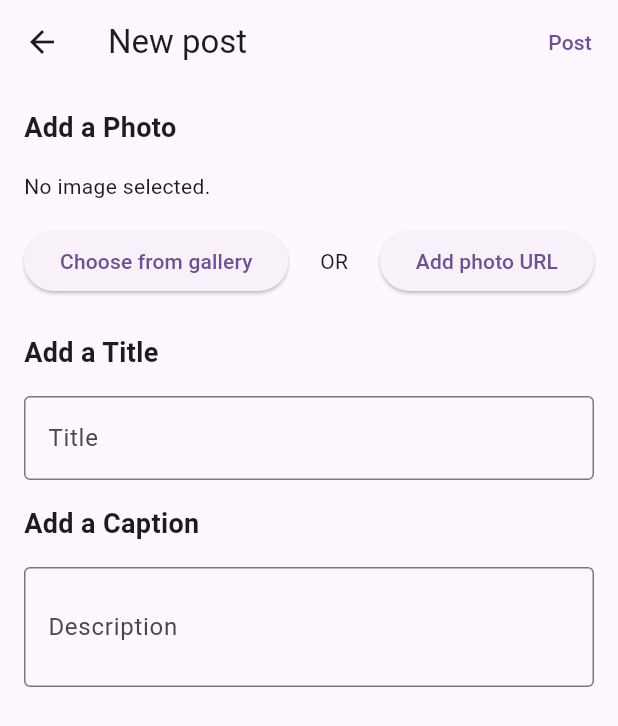
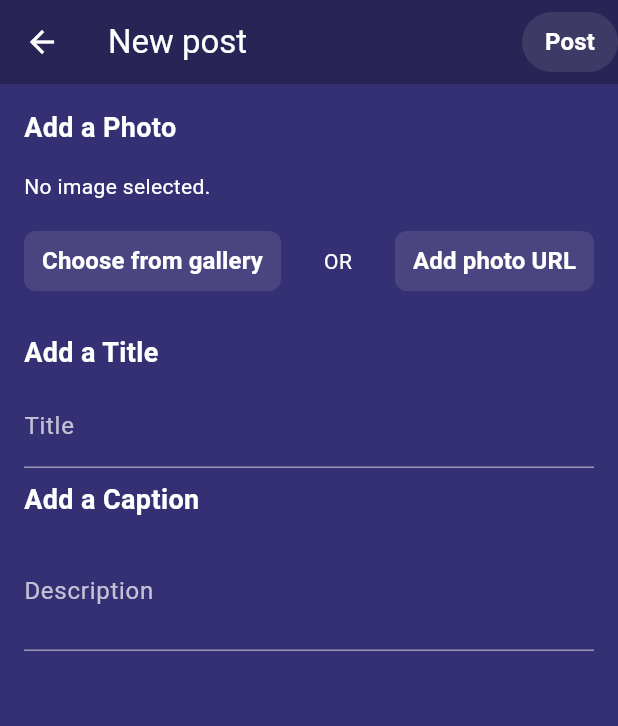
Before and after one commit to james-j-han/planet-art-app, a Flutter app: the AddPostPage screen opened directly, on a phone screen of 412 x 824 dp. Shown: the top 726 px of the screen. Run offline on Flutter 3.47's test engine with Material 3 defaults, Android fonts, the phone set to English and light mode, and no system bars; our stand-ins replace cached_network_image, cloud_firestore, firebase_auth, firebase_core, firebase_storage, flutter_dotenv and 3 more; accounts and stored records are empty; network calls fail.

Commit message:
ui updates

```diff
--- a/planet_art_app/lib/pages/account/add_post_page.dart
+++ b/planet_art_app/lib/pages/account/add_post_page.dart
@@ -20,7 +20,6 @@ class _AddPostPageState extends State<AddPostPage> {
   String? _imageUrl;
   bool _showUrlField = false;
 
-  // Image picker allows file upload from device. Not supported on web.
   Future<void> _pickImage() async {
     final ImagePicker _picker = ImagePicker();
     final XFile? pickedFile = await _picker.pickImage(source: ImageSource.gallery);
@@ -34,9 +33,7 @@ class _AddPostPageState extends State<AddPostPage> {
     }
   }
 
-  // Post submission
   Future<void> _submitPost() async {
-    // Post fields
     final String description = _descriptionController.text;
     final String title = _titleController.text;
     final String? imageUrl = _imageUrlController.text.isNotEmpty ? _imageUrlController.text : null;
@@ -52,7 +49,6 @@ class _AddPostPageState extends State<AddPostPage> {
     try {
       String? postImageUrl;
 
-      // Upload image to storage if selected
       if (_imageFile != null) {
         postImageUrl = await _uploadImageToStorage(_imageFile!, user.uid);
       } else if (imageUrl != null && imageUrl.isNotEmpty) {
@@ -65,27 +61,21 @@ class _AddPostPageState extends State<AddPostPage> {
         throw Exception('Failed to get a valid image URL');
       }
 
-      // Generate a new post ID
       String postId = FirebaseFirestore.instance.collection('explore_posts').doc().id;
-      print('Generated postId: $postId'); // Debug statement
+      print('Generated postId: $postId');
 
-      // Prepare post data
       final postData = {
         'description': description,
         'title': title,
         'timestamp': FieldValue.serverTimestamp(),
         'uid': user.uid,
         'imageUrl': postImageUrl,
-        'postId': postId, // Ensure postId matches document ID
+        'postId': postId,
       };
 
-      // Add post to the explore_posts collection
       await FirebaseFirestore.instance.collection('explore_posts').doc(postId).set(postData);
-
-      // Add post to the user's posts collection with postId as field value
       await FirebaseFirestore.instance.collection('users').doc(user.uid).collection('posts').doc(postId).set(postData);
 
-      // Clear the fields after submission
       setState(() {
         _imageFile = null;
         _imageUrl = null;
@@ -103,8 +93,6 @@ class _AddPostPageState extends State<AddPostPage> {
     }
   }
 
-
-  // Adding to Firebase Storage. Image upload -> URL -> stored in Firestore DB under users/uid/posts
   Future<String?> _uploadImageToStorage(File imageFile, String userId) async {
     try {
       final storageRef = FirebaseStorage.instance
@@ -123,20 +111,17 @@ class _AddPostPageState extends State<AddPostPage> {
       return downloadUrl;
     } catch (e) {
       print('Error uploading image: $e');
-      throw e; // Error handled in submit post function
+      throw e;
     }
   }
 
-  // Handling null input
   String? _ensureValidUrl(String url) {
     if (url.isEmpty) {
       return null;
     }
-    // Trying to fix URI error via parsing and adding http
     try {
       Uri parsedUri = Uri.parse(url);
 
-      // Check if the URI scheme is missing and add 'http://' if needed
       if (!parsedUri.hasScheme) {
         parsedUri = Uri.parse('http://$url');
       }
@@ -152,17 +137,35 @@ class _AddPostPageState extends State<AddPostPage> {
   Widget build(BuildContext context) {
     return Scaffold(
       appBar: AppBar(
-        title: Text('New post'),
+        title: Text('New post', style: TextStyle(color: Colors.white)),
+        backgroundColor: Color.fromARGB(255, 40, 36, 85),
+        iconTheme: IconThemeData(color: Colors.white),
         actions: [
           TextButton(
             onPressed: _submitPost,
+            style: TextButton.styleFrom(
+              backgroundColor: Colors.white.withOpacity(0.1), // Translucent white
+              shape: RoundedRectangleBorder(
+                borderRadius: BorderRadius.circular(20),
+              ),
+            ),
             child: Text(
               'Post',
+              style: TextStyle(
+                color: Colors.white,
+                fontWeight: FontWeight.bold,
+                fontSize: 16,
+              ),
             ),
           ),
         ],
       ),
-      body: SingleChildScrollView(
+      body: Container(
+        color: Color.fromARGB(255, 53, 48, 115), // Purple background
+        child: Column(
+          children: [
+            Expanded(
+              child: SingleChildScrollView(
                 child: Padding(
                   padding: const EdgeInsets.all(16.0),
                   child: Column(
@@ -170,15 +173,15 @@ class _AddPostPageState extends State<AddPostPage> {
                     children: [
                       Text(
                         'Add a Photo',
-                style: TextStyle(fontSize: 18, fontWeight: FontWeight.bold),
+                        style: TextStyle(fontSize: 18, fontWeight: FontWeight.bold, color: Colors.white),
                       ),
                       SizedBox(height: 16),
                       if (_imageFile == null && (_imageUrl == null || _imageUrl!.isEmpty))
-                Text('No image selected.')
+                        Text('No image selected.', style: TextStyle(color: Colors.white))
                       else
                         Center(
                           child: Container(
-                    width: 100,
+                            width: double.infinity,
                             height: 100,
                             decoration: BoxDecoration(
                               border: Border.all(color: Colors.grey, width: 2),
@@ -194,28 +197,54 @@ class _AddPostPageState extends State<AddPostPage> {
                                         fit: BoxFit.cover,
                                         errorBuilder: (context, error, stackTrace) {
                                           print('Error loading image: $error');
-                                  return Center(child: Text('Error loading image'));
+                                          return Center(child: Text('Error loading image', style: TextStyle(color: Colors.white)));
                                         },
                                       )
-                            : Center(child: Text('Invalid image URL')),
+                                    : Center(child: Text('Invalid image URL', style: TextStyle(color: Colors.white))),
                           ),
                         ),
                       SizedBox(height: 16),
                       Row(
                         mainAxisAlignment: MainAxisAlignment.spaceBetween,
                         children: [
-                  ElevatedButton(
+                          TextButton(
                             onPressed: _pickImage,
-                    child: Text('Choose from gallery'),
+                            style: TextButton.styleFrom(
+                              backgroundColor: Colors.white.withOpacity(0.1), // Translucent white
+                              shape: RoundedRectangleBorder(
+                                borderRadius: BorderRadius.circular(8),
                               ),
-                  Text('OR'),
-                  ElevatedButton(
+                            ),
+                            child: Text(
+                              'Choose from gallery',
+                              style: TextStyle(
+                                color: Colors.white,
+                                fontWeight: FontWeight.bold,
+                                fontSize: 16,
+                              ),
+                            ),
+                          ),
+                          Text('OR', style: TextStyle(color: Colors.white)),
+                          TextButton(
                             onPressed: () {
                               setState(() {
                                 _showUrlField = !_showUrlField;
                               });
                             },
-                    child: Text('Add photo URL'),
+                            style: TextButton.styleFrom(
+                              backgroundColor: Colors.white.withOpacity(0.1), // Translucent white
+                              shape: RoundedRectangleBorder(
+                                borderRadius: BorderRadius.circular(8),
+                              ),
+                            ),
+                            child: Text(
+                              'Add photo URL',
+                              style: TextStyle(
+                                color: Colors.white,
+                                fontWeight: FontWeight.bold,
+                                fontSize: 16,
+                              ),
+                            ),
                           ),
                         ],
                       ),
@@ -225,14 +254,14 @@ class _AddPostPageState extends State<AddPostPage> {
                       SizedBox(height: 16),
                       const Text(
                         'Add a Title',
-                style: TextStyle(fontSize: 18, fontWeight: FontWeight.bold),
+                        style: TextStyle(fontSize: 18, fontWeight: FontWeight.bold, color: Colors.white),
                       ),
                       SizedBox(height: 8),
                       _buildTextField(_titleController, 'Title', maxLines: 1),
                       SizedBox(height: 8),
                       const Text(
                         'Add a Caption',
-                style: TextStyle(fontSize: 18, fontWeight: FontWeight.bold),
+                        style: TextStyle(fontSize: 18, fontWeight: FontWeight.bold, color: Colors.white),
                       ),
                       SizedBox(height: 8),
                       _buildTextField(_descriptionController, 'Description', maxLines: 2),
@@ -240,28 +269,28 @@ class _AddPostPageState extends State<AddPostPage> {
                   ),
                 ),
               ),
+            ),
+          ],
+        ),
+      ),
     );
   }
 
   Widget _buildTextField(TextEditingController controller, String labelText, {int maxLines = 1}) {
-    return Padding(
-      padding: const EdgeInsets.symmetric(vertical: 8.0),
-      child: TextField(
+    return TextField(
       controller: controller,
       maxLines: maxLines,
       decoration: InputDecoration(
         labelText: labelText,
-          border: OutlineInputBorder(),
+        labelStyle: TextStyle(color: Colors.white.withOpacity(0.7)),
+        focusedBorder: UnderlineInputBorder(
+          borderSide: BorderSide(color: Colors.white),
         ),
-        onChanged: (value) {
-          if (labelText == 'Image URL') {
-            setState(() {
-              _imageUrl = value.isNotEmpty ? value : null;
-              if (_imageUrl != null) _imageFile = null;
-            });
-          }
-        },
+        enabledBorder: UnderlineInputBorder(
+          borderSide: BorderSide(color: Colors.white.withOpacity(0.5)),
         ),
+      ),
+      style: TextStyle(color: Colors.white),
     );
   }
 }
```
Also changed, not shown: planet_art_app/lib/pages/account/account_page.dart (+14 -8 lines), planet_art_app/lib/pages/account/posts.dart (+51 -25 lines), planet_art_app/lib/pages/explore/explore_detail_page.dart (+21 -63 lines), planet_art_app/lib/pages/explore/user_profile_page.dart (+92 -45 lines), planet_art_app/lib/pages/message/chat_screen.dart (+12 -5 lines). Lines whose indentation alone changed are shown as unchanged.
